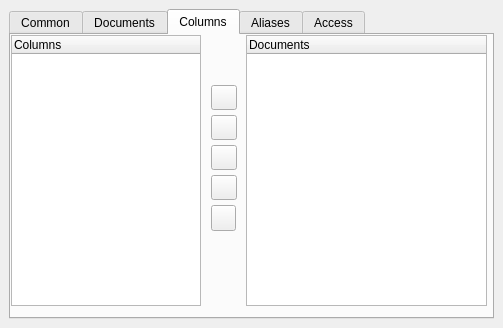
heiheshang/ananas-creator, file src/plugins/journaleditor/journaleditor.ui: the form before one commit.
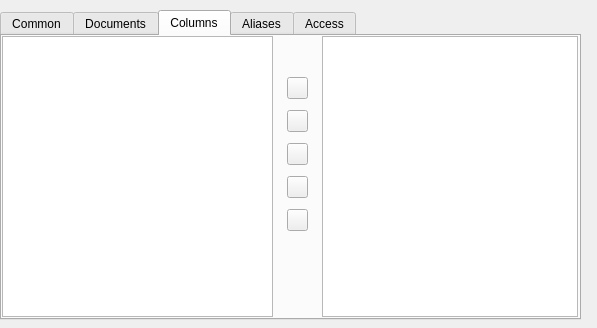
The form after the commit. Icons and pictures are not drawn.

Patch:
```diff
--- a/src/plugins/journaleditor/journaleditor.ui
+++ b/src/plugins/journaleditor/journaleditor.ui
@@ -6,7 +6,7 @@
    <rect>
     <x>0</x>
     <y>0</y>
-    <width>503</width>
+    <width>597</width>
     <height>328</height>
    </rect>
   </property>
@@ -16,9 +16,9 @@
   <widget class="QTabWidget" name="tabWidget18">
    <property name="geometry">
     <rect>
-     <x>9</x>
-     <y>9</y>
-     <width>485</width>
+     <x>0</x>
+     <y>10</y>
+     <width>581</width>
      <height>310</height>
     </rect>
    </property>
@@ -232,30 +232,62 @@
     <attribute name="title">
      <string>Columns</string>
     </attribute>
-    <widget class="QTreeWidget" name="treeDocs">
+    <widget class="QTreeView" name="columnsDoc">
      <property name="geometry">
       <rect>
-       <x>235</x>
+       <x>0</x>
        <y>0</y>
-       <width>241</width>
-       <height>271</height>
+       <width>271</width>
+       <height>281</height>
       </rect>
      </property>
-     <column>
+    </widget>
+    <widget class="QWidget" name="gridLayoutWidget">
+     <property name="geometry">
+      <rect>
+       <x>280</x>
+       <y>30</y>
+       <width>31</width>
+       <height>181</height>
+      </rect>
+     </property>
+     <layout class="QGridLayout" name="gridLayout">
+      <item row="0" column="0">
+       <widget class="QPushButton" name="bAddCol">
+        <property name="sizePolicy">
+         <sizepolicy hsizetype="Minimum" vsizetype="Fixed">
+          <horstretch>0</horstretch>
+          <verstretch>0</verstretch>
+         </sizepolicy>
+        </property>
       <property name="text">
-       <string>Documents</string>
-      </property>
-     </column>
-    </widget>
+         <string/>
+        </property>
+        <property name="icon">
+         <iconset resource="../ananasprojectmanager/libananas/designer.qrc">
+          <normaloff>:/images/arrow_left.png</normaloff>:/images/arrow_left.png</iconset>
+        </property>
+       </widget>
+      </item>
+      <item row="1" column="0">
+       <widget class="QPushButton" name="bRemoveDocCol">
+        <property name="sizePolicy">
+         <sizepolicy hsizetype="Minimum" vsizetype="Fixed">
+          <horstretch>0</horstretch>
+          <verstretch>0</verstretch>
+         </sizepolicy>
+        </property>
+        <property name="text">
+         <string/>
+        </property>
+        <property name="icon">
+         <iconset resource="../ananasprojectmanager/libananas/designer.qrc">
+          <normaloff>:/images/editdelete.png</normaloff>:/images/editdelete.png</iconset>
+        </property>
+       </widget>
+      </item>
+      <item row="2" column="0">
     <widget class="QPushButton" name="bMoveUp">
-     <property name="geometry">
-      <rect>
-       <x>200</x>
-       <y>110</y>
-       <width>26</width>
-       <height>25</height>
-      </rect>
-     </property>
      <property name="sizePolicy">
       <sizepolicy hsizetype="Minimum" vsizetype="Fixed">
        <horstretch>0</horstretch>
@@ -270,38 +302,9 @@
        <normaloff>:/images/arrow_up.png</normaloff>:/images/arrow_up.png</iconset>
      </property>
     </widget>
-    <widget class="QPushButton" name="bRemoveDocCol">
-     <property name="geometry">
-      <rect>
-       <x>200</x>
-       <y>80</y>
-       <width>26</width>
-       <height>25</height>
-      </rect>
-     </property>
-     <property name="sizePolicy">
-      <sizepolicy hsizetype="Minimum" vsizetype="Fixed">
-       <horstretch>0</horstretch>
-       <verstretch>0</verstretch>
-      </sizepolicy>
-     </property>
-     <property name="text">
-      <string/>
-     </property>
-     <property name="icon">
-      <iconset resource="../ananasprojectmanager/libananas/designer.qrc">
-       <normaloff>:/images/editdelete.png</normaloff>:/images/editdelete.png</iconset>
-     </property>
-    </widget>
+      </item>
+      <item row="3" column="0">
     <widget class="QPushButton" name="bMoveDown">
-     <property name="geometry">
-      <rect>
-       <x>200</x>
-       <y>140</y>
-       <width>26</width>
-       <height>25</height>
-      </rect>
-     </property>
      <property name="sizePolicy">
       <sizepolicy hsizetype="Minimum" vsizetype="Fixed">
        <horstretch>0</horstretch>
@@ -316,59 +319,28 @@
        <normaloff>:/images/arrow_down.png</normaloff>:/images/arrow_down.png</iconset>
      </property>
     </widget>
-    <widget class="QPushButton" name="bAddCol">
-     <property name="geometry">
-      <rect>
-       <x>200</x>
-       <y>50</y>
-       <width>26</width>
-       <height>25</height>
-      </rect>
-     </property>
-     <property name="sizePolicy">
-      <sizepolicy hsizetype="Minimum" vsizetype="Fixed">
-       <horstretch>0</horstretch>
-       <verstretch>0</verstretch>
-      </sizepolicy>
-     </property>
-     <property name="text">
-      <string/>
-     </property>
-     <property name="icon">
-      <iconset resource="../ananasprojectmanager/libananas/designer.qrc">
-       <normaloff>:/images/arrow_left.png</normaloff>:/images/arrow_left.png</iconset>
-     </property>
-    </widget>
-    <widget class="QTreeWidget" name="columnsDoc">
-     <property name="geometry">
-      <rect>
-       <x>0</x>
-       <y>0</y>
-       <width>190</width>
-       <height>271</height>
-      </rect>
-     </property>
-     <column>
-      <property name="text">
-       <string>Columns</string>
-      </property>
-     </column>
-    </widget>
+      </item>
+      <item row="4" column="0">
     <widget class="QPushButton" name="bNewCol">
-     <property name="geometry">
-      <rect>
-       <x>200</x>
-       <y>170</y>
-       <width>25</width>
-       <height>26</height>
-      </rect>
-     </property>
      <property name="text">
       <string/>
      </property>
      <property name="icon">
       <iconset resource="../ananasprojectmanager/libananas/designer.qrc">
        <normaloff>:/add.png</normaloff>:/add.png</iconset>
+        </property>
+       </widget>
+      </item>
+     </layout>
+    </widget>
+    <widget class="QTreeView" name="treeDocs">
+     <property name="geometry">
+      <rect>
+       <x>320</x>
+       <y>0</y>
+       <width>256</width>
+       <height>281</height>
+      </rect>
      </property>
     </widget>
    </widget>
```
Left out of the diff: 20 changed lines with no effect on the pictures. Lines whose indentation alone changed are shown as unchanged.
